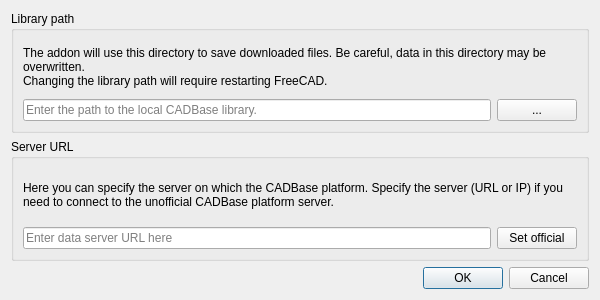
Above: CdbsModules/cadbase_library_config.ui from mnnxp/cadbaselibrary-freecad before the change. Below: the same form after it.
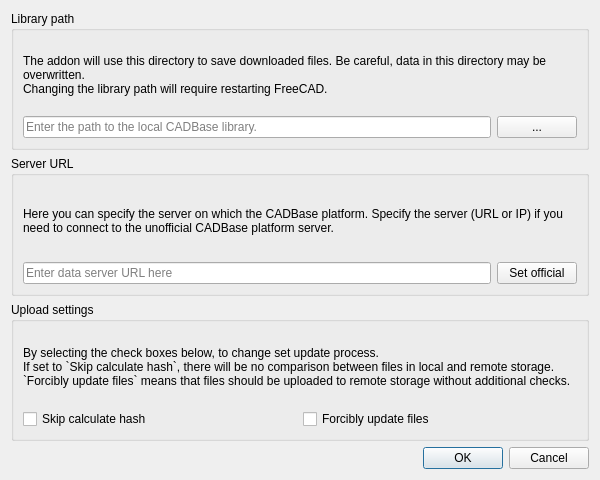
That is the form after the change.

Commit message: change geometry and add flags

Patch:
```diff
--- a/CdbsModules/cadbase_library_config.ui
+++ b/CdbsModules/cadbase_library_config.ui
@@ -7,7 +7,7 @@
     <x>0</x>
     <y>0</y>
     <width>600</width>
-    <height>300</height>
+    <height>480</height>
    </rect>
   </property>
   <property name="windowTitle">
@@ -121,6 +121,51 @@
      </layout>
     </widget>
    </item>
+   <item>
+    <widget class="QGroupBox" name="groupBox_2">
+     <property name="title">
+      <string>Upload settings</string>
+     </property>
+     <layout class="QHBoxLayout" name="horizontalLayout_5">
+      <item>
+       <layout class="QVBoxLayout" name="verticalLayout_5">
+        <item>
+         <widget class="QLabel" name="label_5">
+          <property name="text">
+           <string>By selecting the check boxes below, to change set update process.
+If set to `Skip calculate hash`, there will be no comparison between files in local and remote storage. `Forcibly update files` means that files should be uploaded to remote storage without additional checks.</string>
+          </property>
+          <property name="scaledContents">
+           <bool>true</bool>
+          </property>
+          <property name="wordWrap">
+           <bool>true</bool>
+          </property>
+         </widget>
+        </item>
+        <item>
+         <layout class="QHBoxLayout" name="horizontalLayout_5">
+          <item>
+           <widget class="QCheckBox" name="checkBox_1">
+            <property name="text">
+             <string>Skip calculate hash</string>
+            </property>
+           </widget>
+          </item>
+          <item>
+           <widget class="QCheckBox" name="checkBox_2">
+            <property name="text">
+             <string>Forcibly update files</string>
+            </property>
+           </widget>
+          </item>
+         </layout>
+        </item>
+       </layout>
+      </item>
+     </layout>
+    </widget>
+   </item>
    <item>
     <widget class="QDialogButtonBox" name="buttonBox">
      <property name="cursor">
```
